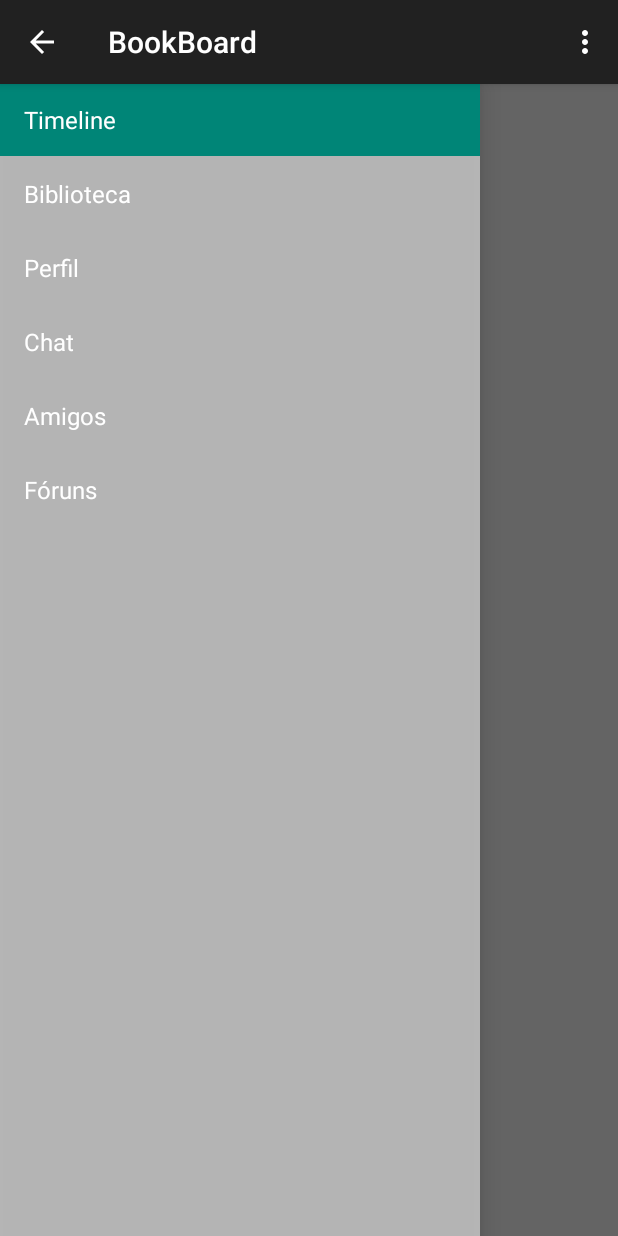
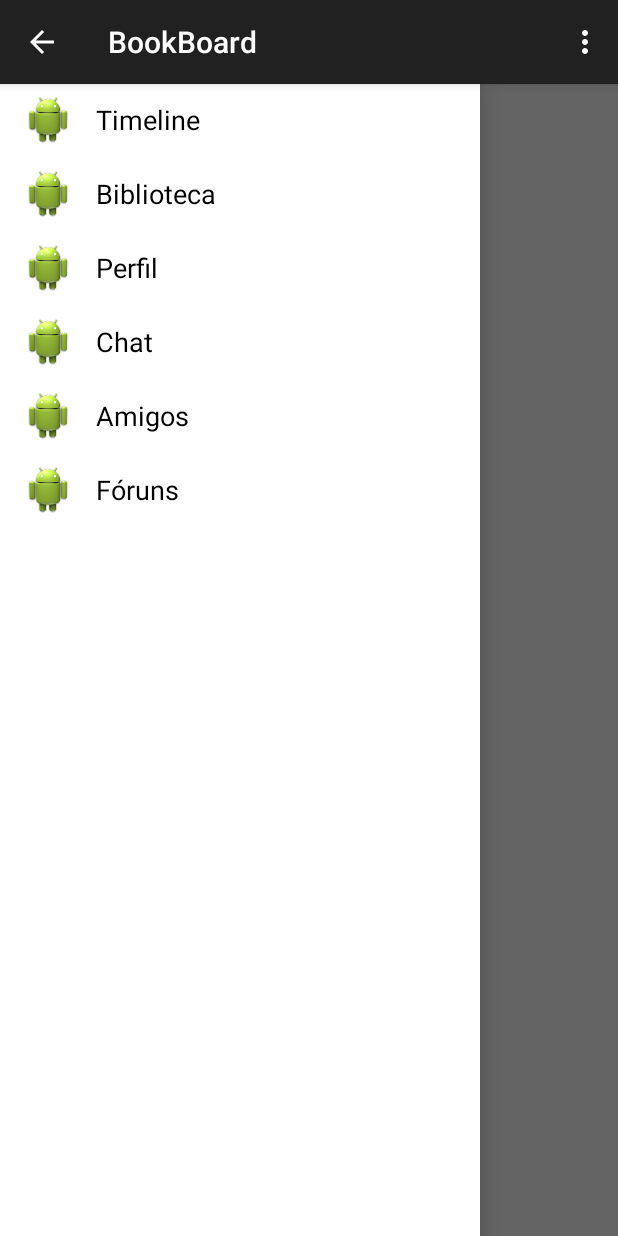
Before and after one commit to francisceioseph/BookBoard, an Android app: the screen it shows after launch (MainActivity), on a phone screen of 412 x 824 dp. Run offline under Robolectric (Android 15) with nearby library versions, the phone set to English and light mode, and no system bars; 2 statements that could not run were skipped.

Commit message:
Montagem de um ListView utilizando imagens nos itens do listview

```diff
--- /dev/null
+++ b/app/src/main/java/br/edu/ifce/engcomp/psi/bookboard/ItemListView.java
@@ -0,0 +1,34 @@
+package br.edu.ifce.engcomp.psi.bookboard;
+
+/**
+ * Created by francisco on 13/01/15.
+ */
+public class ItemListView {
+    String texto;
+    int iconeRid;
+
+    public ItemListView(){
+        this(" ", -1);
+    }
+
+    public ItemListView(String texto, int iconeRid){
+        this.texto = texto;
+        this.iconeRid = iconeRid;
+    }
+
+    public String getTexto() {
+        return texto;
+    }
+
+    public void setTexto(String texto) {
+        this.texto = texto;
+    }
+
+    public int getIconeRid() {
+        return iconeRid;
+    }
+
+    public void setIconeRid(int iconeRid) {
+        this.iconeRid = iconeRid;
+    }
+}
--- /dev/null
+++ b/app/src/main/java/br/edu/ifce/engcomp/psi/bookboard/ListViewAdapter.java
@@ -0,0 +1,67 @@
+package br.edu.ifce.engcomp.psi.bookboard;
+
+import android.content.Context;
+import android.view.LayoutInflater;
+import android.view.View;
+import android.view.ViewGroup;
+import android.widget.BaseAdapter;
+import android.widget.ImageView;
+import android.widget.TextView;
+
+import java.util.List;
+
+/**
+ * Created by francisco on 13/01/15.
+ */
+public class ListViewAdapter extends BaseAdapter {
+
+    private LayoutInflater inflater;
+    private List<ItemListView> itens;
+
+    public ListViewAdapter(Context context, List<ItemListView> itens) {
+        this.inflater = LayoutInflater.from(context);
+        this.itens = itens;
+    }
+
+    @Override
+    public int getCount() {
+        return this.itens.size();
+    }
+
+    @Override
+    public Object getItem(int position) {
+        return this.itens.get(position);
+    }
+
+    @Override
+    public long getItemId(int position) {
+        return position;
+    }
+
+    @Override
+    public View getView(int position, View convertView, ViewGroup parent) {
+        ItemSuport itemHolder;
+
+        if(convertView == null){
+            convertView = inflater.inflate(R.layout.fragment_navigation_listview_item, null);
+            itemHolder = new ItemSuport();
+            itemHolder.textView = ((TextView) convertView.findViewById(R.id.navigationMenuItemTextView));
+            itemHolder.imageView = ((ImageView) convertView.findViewById(R.id.navigationMenuItemImageView));
+            convertView.setTag(itemHolder);
+        }
+        else{
+            itemHolder = (ItemSuport) convertView.getTag();
+        }
+
+        ItemListView item  = itens.get(position);
+        itemHolder.textView.setText(item.getTexto());
+        itemHolder.imageView.setImageResource(item.getIconeRid());
+
+        return convertView;
+    }
+
+    private class ItemSuport {
+        ImageView imageView;
+        TextView textView;
+    }
+}
--- a/app/src/main/java/br/edu/ifce/engcomp/psi/bookboard/NavigationDrawerFragment.java
+++ b/app/src/main/java/br/edu/ifce/engcomp/psi/bookboard/NavigationDrawerFragment.java
@@ -20,7 +20,13 @@ import android.view.ViewGroup;
 import android.widget.AdapterView;
 import android.widget.ArrayAdapter;
 import android.widget.ListView;
+import android.widget.SimpleAdapter;
 import android.widget.Toast;
+
+import java.util.ArrayList;
+import java.util.HashMap;
+import java.util.List;
+import java.util.Map;
 
 /**
  * Fragment used for managing interactions for and presentation of a navigation drawer.
@@ -93,6 +99,8 @@ public class NavigationDrawerFragment extends Fragment {
         mDrawerListView = (ListView) inflater.inflate(
                 R.layout.fragment_navigation_drawer, container, false);
 
+//        mDrawerListView = (ListView) getFragmentManager().findFragmentById()
+
         mDrawerListView.setOnItemClickListener(new AdapterView.OnItemClickListener() {
             @Override
             public void onItemClick(AdapterView<?> parent, View view, int position, long id) {
@@ -100,22 +108,45 @@ public class NavigationDrawerFragment extends Fragment {
             }
         });
 
-        mDrawerListView.setAdapter(new ArrayAdapter<String>(
-                getActionBar().getThemedContext(),
-                android.R.layout.simple_list_item_activated_1,
-                android.R.id.text1,
-                new String[]{
-                        getString(R.string.timeline),
-                        getString(R.string.biblioteca),
-                        getString(R.string.perfil),
-                        getString(R.string.chat),
-                        getString(R.string.amigos),
-                        getString(R.string.foruns)
-                }));
+        ArrayList<ItemListView> list = new ArrayList<ItemListView>();
+        list.add(new ItemListView(getString(R.string.timeline), R.drawable.ic_launcher));
+        list.add(new ItemListView(getString(R.string.biblioteca), R.drawable.ic_launcher));
+        list.add(new ItemListView(getString(R.string.perfil), R.drawable.ic_launcher));
+        list.add(new ItemListView(getString(R.string.chat), R.drawable.ic_launcher));
+        list.add(new ItemListView(getString(R.string.amigos), R.drawable.ic_launcher));
+        list.add(new ItemListView(getString(R.string.foruns), R.drawable.ic_launcher));
+
+
+
+        mDrawerListView.setAdapter(new ListViewAdapter(getActionBar().getThemedContext(), list));
+//        mDrawerListView.setAdapter(new ArrayAdapter<String>(
+//                getActionBar().getThemedContext(),
+//                android.R.layout.simple_list_item_activated_1,
+//                android.R.id.text1,
+//                new String[]{
+//                        getString(R.string.timeline),
+//                        getString(R.string.biblioteca),
+//                        getString(R.string.perfil),
+//                        getString(R.string.chat),
+//                        getString(R.string.amigos),
+//                        getString(R.string.foruns)
+//                }));
 
         mDrawerListView.setItemChecked(mCurrentSelectedPosition, true);
 
         return mDrawerListView;
+    }
+
+    private List<Map<String, Object>> listarMenuOptions() {
+
+        ArrayList<Map<String, Object>> options = new ArrayList<Map<String, Object>>();
+        Map<String, Object> item = new HashMap<String, Object>();
+
+        item.put("navigationMenuItemIcon", R.drawable.ic_launcher);
+        item.put("navigationMenuItemText", getString(R.string.timeline));
+        options.add(item);
+
+        return options;
     }
 
     public boolean isDrawerOpen() {
--- a/app/src/main/res/layout/fragment_navigation_drawer.xml
+++ b/app/src/main/res/layout/fragment_navigation_drawer.xml
@@ -1,10 +1,21 @@
+<!--<LinearLayout-->
+    <!--xmlns:android="http://schemas.android.com/apk/res/android"-->
+    <!--android:orientation="vertical"-->
+    <!--android:layout_width="match_parent"-->
+    <!--android:layout_height="match_parent"-->
+    <!--android:gravity="center_vertical"-->
+    <!-->-->
     <ListView
         xmlns:android="http://schemas.android.com/apk/res/android"
         xmlns:tools="http://schemas.android.com/tools"
+        android:id="@+id/navigationMenuListView"
         android:layout_width="match_parent"
         android:layout_height="match_parent"
         android:choiceMode="singleChoice"
         android:divider="@android:color/transparent"
         android:dividerHeight="1dp"
-    android:background="#cccc"
+        android:background="#ffff"
         tools:context=".NavigationDrawerFragment" />
+
+
+<!--</LinearLayout>-->
--- /dev/null
+++ b/app/src/main/res/layout/fragment_navigation_listview_item.xml
@@ -0,0 +1,30 @@
+<?xml version="1.0" encoding="utf-8"?>
+<LinearLayout xmlns:android="http://schemas.android.com/apk/res/android"
+    android:orientation="horizontal"
+    android:layout_width="match_parent"
+    android:layout_height="72dp"
+    android:gravity="center_vertical">
+
+    <ImageView
+        android:id="@+id/navigationMenuItemImageView"
+        android:paddingLeft="16dp"
+        android:paddingBottom="8dp"
+        android:paddingTop="8dp"
+        android:background="@android:color/white"
+        android:layout_width="48dp"
+        android:layout_height="48dp"
+        />
+
+    <TextView
+        android:id="@+id/navigationMenuItemTextView"
+        android:layout_width="wrap_content"
+        android:layout_height="wrap_content"
+        android:layout_marginLeft="16dp"
+        android:gravity="center_vertical"
+        android:typeface="normal"
+        android:textSize="@dimen/abc_text_size_medium_material"
+        android:textColor="@android:color/black"/>
+
+
+
+</LinearLayout>
```
Lines whose indentation alone changed are shown as unchanged.
